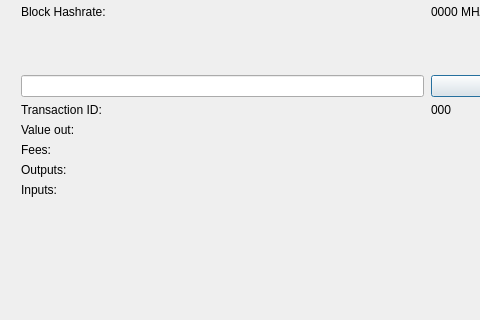
Old version of the form src/qt/forms/blockbrowser.ui in the repository truckit/Truckcoin; both pictures show x 0 to 480 and y 204 to 524 of the 850 by 524 pixel window.
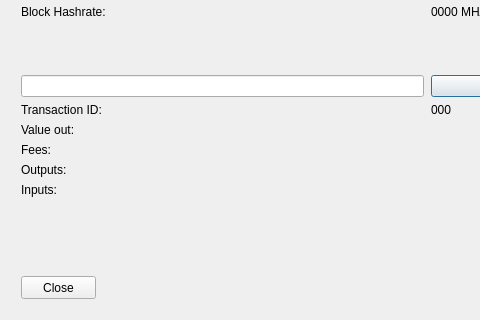
New version of the form.

Commit message: Add close button to block explorer

The edit to the form file:
```diff
--- a/src/qt/forms/blockbrowser.ui
+++ b/src/qt/forms/blockbrowser.ui
@@ -440,6 +440,19 @@
        </item>
       </layout>
      </widget>
+     <widget class="QPushButton" name="closeButton">
+      <property name="geometry">
+       <rect>
+        <x>0</x>
+        <y>470</y>
+        <width>75</width>
+        <height>23</height>
+       </rect>
+      </property>
+      <property name="text">
+       <string>Close</string>
+      </property>
+     </widget>
     </widget>
    </item>
   </layout>
```
The commit also changes 1 other file.
